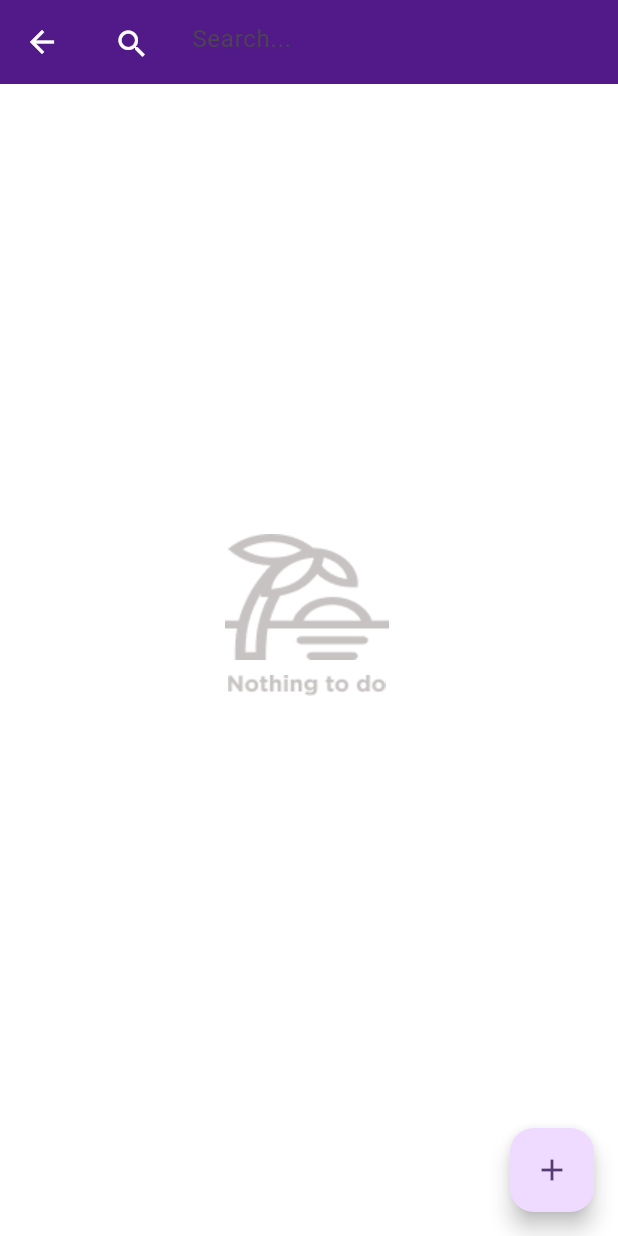
After one commit to coderrrrr2/to_do, a Flutter app: the screen it shows after launch, after a tap on the "search" icon, on a phone screen of 412 x 824 dp. The commit adds this screen. Run offline on Flutter 3.47's test engine with Material 3 defaults, Android fonts, the phone set to English and light mode, and no system bars; our stand-ins replace flutter_riverpod, sqflite; accounts and stored records are empty.

Commit message:
refactored home screen code and worked on snackbar for app bar textfield

```diff
--- /dev/null
+++ b/lib/providers/isSearchingProvider.dart
@@ -0,0 +1,15 @@
+// ignore_for_file: file_names
+
+import 'package:flutter_riverpod/flutter_riverpod.dart';
+
+class SearchingProvider extends StateNotifier<bool> {
+  SearchingProvider() : super(false);
+
+  void setSearching(bool value) {
+    state = value;
+  }
+}
+
+final searchingProvider = StateNotifierProvider<SearchingProvider, bool>((ref) {
+  return SearchingProvider();
+});
--- a/lib/providers/toDo_provider.dart
+++ b/lib/providers/toDo_provider.dart
@@ -2,8 +2,9 @@ import 'package:flutter_riverpod/flutter_riverpod.dart';
 import 'package:sqflite/sqflite.dart' as sql;
 import 'package:to_do_app/models/to_do.dart';
 import 'package:path/path.dart' as path;
+import 'package:sqflite/sqlite_api.dart';
 
-import 'package:sqflite/sqlite_api.dart';
+bool isSearching = false;
 
 Future<Database> getDataBase() async {
   final dbPath = await sql.getDatabasesPath();
--- /dev/null
+++ b/lib/widgets/app_bar_content.dart
@@ -0,0 +1,130 @@
+import 'dart:developer';
+
+import 'package:flutter/material.dart';
+import 'package:flutter_riverpod/flutter_riverpod.dart';
+import 'package:to_do_app/models/to_do.dart';
+import 'package:to_do_app/providers/isSearchingProvider.dart';
+import 'package:to_do_app/providers/settings_provider.dart';
+import 'package:to_do_app/providers/toDo_provider.dart';
+import 'package:to_do_app/screens/settings.dart';
+
+enum MenuAction { settings, about, rate }
+
+class AppBarContent extends ConsumerStatefulWidget {
+  const AppBarContent({super.key});
+
+  @override
+  ConsumerState<AppBarContent> createState() => _AppBarContentState();
+}
+
+class _AppBarContentState extends ConsumerState<AppBarContent> {
+  List<ToDo>? searchTaskName(String value, List<ToDo> listOfToDo) {
+    final listOfTaskNames =
+        listOfToDo.where((element) => element.taskName == value).toList();
+    return listOfTaskNames;
+  }
+
+  void updateSearchingValue(bool value) {
+    ref.watch(searchingProvider.notifier).setSearching(value);
+  }
+
+  @override
+  Widget build(BuildContext context) {
+    final isSearching = ref.watch(searchingProvider);
+
+    // listens for changes and updates the variables
+    final theme = ref.watch(settingsProvider);
+    final listOfToDo = ref.watch(listManipulatorProvider);
+    // sets boolean variable for isSearching
+    Widget appBarContent = Row(
+      mainAxisAlignment: MainAxisAlignment.end,
+      children: [
+        IconButton(
+            onPressed: () {
+              updateSearchingValue(!isSearching);
+            },
+            icon: const Icon(Icons.search)),
+        PopupMenuButton<MenuAction>(
+          itemBuilder: (context) {
+            return [
+              PopupMenuItem(
+                value: MenuAction.settings,
+                child: const Text('Settings'),
+                onTap: () {
+                  Navigator.of(context).push(MaterialPageRoute(
+                    builder: (context) => const SettingsScreen(),
+                  ));
+                },
+              ),
+              const PopupMenuItem(
+                value: MenuAction.about,
+                child: Text('About Us'),
+              ),
+              const PopupMenuItem(
+                value: MenuAction.rate,
+                child: Text('Rate Us'),
+              ),
+            ];
+          },
+        )
+      ],
+    );
+
+    TextEditingController searchBarTextField = TextEditingController(text: '');
+    log(isSearching.toString());
+    return isSearching
+        ? appBarContent = Row(
+            children: [
+              Row(
+                crossAxisAlignment: CrossAxisAlignment.end,
+                children: [
+                  Row(
+                    crossAxisAlignment: CrossAxisAlignment.end,
+                    children: [
+                      IconButton(
+                          onPressed: () {
+                            if ((searchBarTextField.text == "")) {
+                              ScaffoldMessenger.of(context).showSnackBar(
+                                  const SnackBar(
+                                      duration: Duration(seconds: 1),
+                                      content:
+                                          Text("You must enter some text")));
+                              return;
+                            }
+
+                            searchTaskName(searchBarTextField.text, listOfToDo);
+                          },
+                          icon: const Icon(Icons.search)),
+                      SizedBox(
+                        height: 50,
+                        width: 300,
+                        child: TextField(
+                          controller: searchBarTextField,
+                          style: TextStyle(
+                            color: theme.isLightMode == true
+                                ? Colors.black
+                                : Colors.white,
+                          ),
+                          decoration: InputDecoration(
+                            fillColor: theme.isLightMode == true
+                                ? Colors.black
+                                : Colors.white,
+                            hintText: 'Search...',
+                            border: const OutlineInputBorder(
+                              borderSide: BorderSide.none,
+                            ),
+                            focusedBorder: const OutlineInputBorder(
+                              borderSide: BorderSide.none,
+                            ),
+                          ),
+                        ),
+                      )
+                    ],
+                  )
+                ],
+              )
+            ],
+          )
+        : appBarContent;
+  }
+}
--- /dev/null
+++ b/lib/widgets/home_body.dart
@@ -0,0 +1,103 @@
+import 'package:flutter/material.dart';
+import 'package:flutter_riverpod/flutter_riverpod.dart';
+import 'package:to_do_app/models/to_do.dart';
+import 'package:to_do_app/providers/toDo_provider.dart';
+import 'package:to_do_app/screens/to_do_details.dart';
+import 'package:to_do_app/widgets/toDo_tile.dart';
+
+class HomeBody extends ConsumerStatefulWidget {
+  const HomeBody({super.key});
+
+  @override
+  ConsumerState<HomeBody> createState() => _HomeBodyState();
+}
+
+class _HomeBodyState extends ConsumerState<HomeBody> {
+  void removeToDo(ToDo todo) {
+    ref.read(listManipulatorProvider.notifier).remove(todo);
+  }
+
+  void addToDo(ToDo todo) {
+    ref.read(listManipulatorProvider.notifier).add(todo);
+  }
+
+  Future<bool> returnTodoStatus() async {
+    return await showDialog(
+      context: context,
+      builder: (context) => AlertDialog(
+        title: const Text('Finish task '),
+        content: const Text('Are you sure?'),
+        actions: [
+          ElevatedButton(
+            onPressed: () {
+              Navigator.pop(context, false);
+            },
+            child: const Text('Cancel'),
+          ),
+          ElevatedButton(
+            onPressed: () {
+              Navigator.pop(context, true);
+            },
+            child: const Text('Finish'),
+          ),
+        ],
+      ),
+    );
+  }
+
+  @override
+  Widget build(BuildContext context) {
+    final listOfToDo = ref.watch(listManipulatorProvider);
+
+    Widget body = Padding(
+      padding: const EdgeInsets.only(
+        top: 300,
+        left: 150,
+        right: 100,
+      ),
+      child: Column(
+        children: [
+          Image.asset('assets/images/fluent-mdl2_vacation.png'),
+          const SizedBox(
+            height: 10,
+          ),
+          Image.asset('assets/images/Nothing to do.png')
+        ],
+      ),
+    );
+
+    if (listOfToDo.isNotEmpty) {
+      body = ListView.builder(
+        itemCount: listOfToDo.length,
+        itemBuilder: (context, index) {
+          return Padding(
+            padding: const EdgeInsets.only(top: 8, left: 4, right: 4),
+            child: GestureDetector(
+              onTap: () => Navigator.of(context).push(MaterialPageRoute(
+                builder: (context) => ToDoDetails(todo: listOfToDo[index]),
+              )),
+              child: Dismissible(
+                key: Key(listOfToDo[index].id),
+                onDismissed: (direction) async {
+                  removeToDo(listOfToDo[index]);
+                },
+                direction: DismissDirection.horizontal,
+                movementDuration: const Duration(milliseconds: 900),
+                confirmDismiss: (direction) async => await returnTodoStatus(),
+                dismissThresholds: const {
+                  DismissDirection.startToEnd: 0.6,
+                  DismissDirection.endToStart: 0.6,
+                },
+                child: ToDoTile(
+                  todo: listOfToDo[index],
+                ),
+              ),
+            ),
+          );
+        },
+      );
+    }
+
+    return body;
+  }
+}
--- a/lib/widgets/toDo_tile.dart
+++ b/lib/widgets/toDo_tile.dart
@@ -1,7 +1,4 @@
 // ignore_for_file: file_names
-
-import 'dart:developer';
-
 import 'package:flutter/material.dart';
 import 'package:flutter_riverpod/flutter_riverpod.dart';
 import 'package:intl/intl.dart';
@@ -106,7 +103,7 @@ class _ToDoTileState extends ConsumerState<ToDoTile>
                       if (await returnTodoStatus() == true) {
                         _controller.forward();
                         ref
-                            .read(listManipulatorProvider.notifier)
+                            .watch(listManipulatorProvider.notifier)
                             .remove(widget.todo);
                       }
 
```
Also changed, not shown: lib/screens/home.dart (+17 -168 lines), 3 other files.
